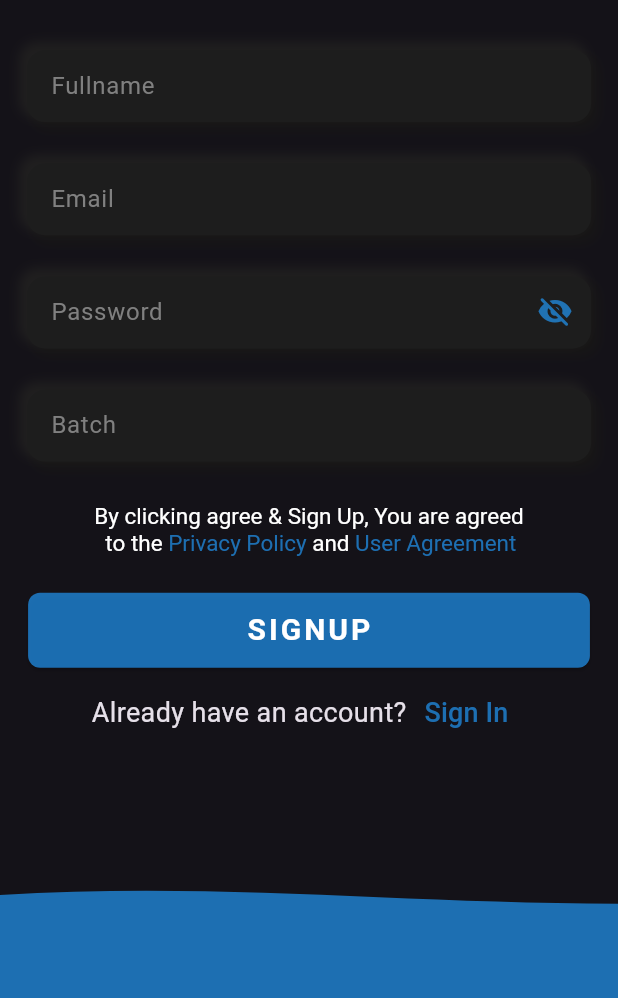
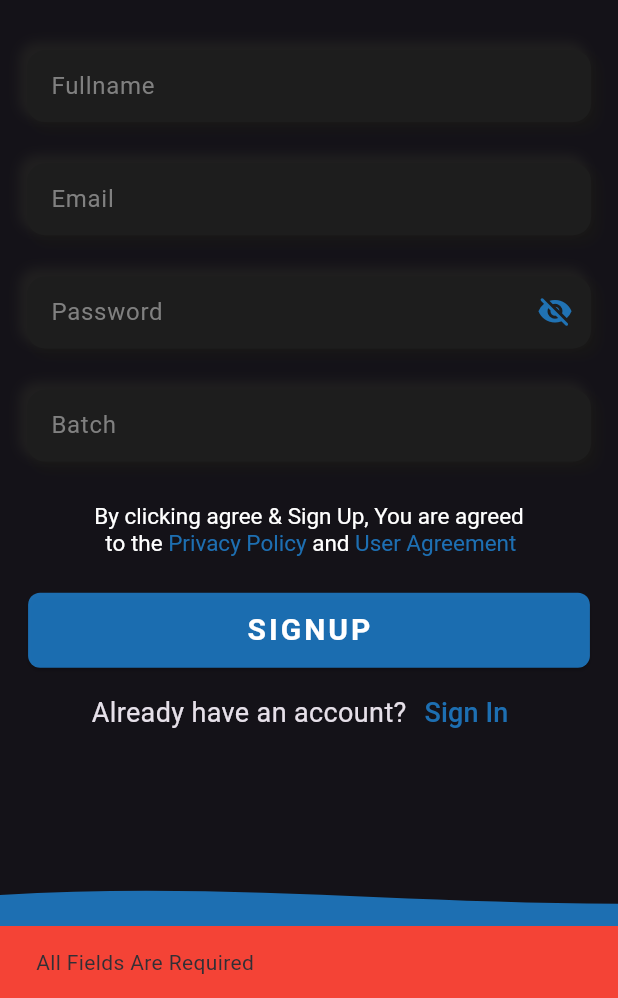
Before and after one commit to BCK63/Bro-Speak, a Flutter app: the SignUpScreen screen opened directly, after a tap on "SIGNUP", on a phone screen of 412 x 824 dp, the part 238-1236 px from its top. Run offline on Flutter 3.47's test engine with Material 2 defaults, Android fonts, the phone set to English and light mode, and no system bars; our stand-ins replace bloc, dio, email_validator, equatable, flutter_bloc, flutter_inset_box_shadow and 2 more; accounts and stored records are empty.

Commit message:
login connected to bloc

```diff
--- a/lib/application/bloc/auth_bloc.dart
+++ b/lib/application/bloc/auth_bloc.dart
@@ -2,16 +2,22 @@ import 'dart:async';
 import 'package:bloc/bloc.dart';
 import 'package:bro_speak/application/repository/auth_repo.dart';
 import 'package:equatable/equatable.dart';
+import 'package:flutter_secure_storage/flutter_secure_storage.dart';
 part 'auth_event.dart';
 part 'auth_state.dart';
 
 class AuthBloc extends Bloc<AuthEvent, AuthState> {
   AuthRepository repo;
+  FlutterSecureStorage storage = const FlutterSecureStorage();
+  bool? isAuthenticate;
+  String? access_token;
   AuthBloc(this.repo) : super(AuthInitial()) {
     on<AuthInitialEvent>(authInitialEvent);
     on<SignUpButtonPressedEvent>(signUpButtonPressedEvent);
-
     on<LogInButtonPressedEvent>(logInButtonPressedEvent);
+    on<UserLoginEvent>(userLoginEvent);
+    on<UserLogoutEvent>(userLogoutEvent);
+    checkAccessToken();
   }
 
   FutureOr<void> authInitialEvent(
@@ -45,10 +51,34 @@ class AuthBloc extends Bloc<AuthEvent, AuthState> {
     if (response == "success") {
       emit(LogInSuccessState());
       emit(LogInSuccessActionState());
-    } else if (response == "User not found") {
+    } else if (response ==
+        "The request returned an invalid status code of 404.") {
       emit(LogInErrorState());
-    } else if (response == "Invalid email or password") {
-      emit(LogInErrorState());
+    } else if (response ==
+        "The request returned an invalid status code of 401.") {
+      emit(LoginErrorActionState());
+    }
+  }
+
+  FutureOr<void> userLoginEvent(
+      UserLoginEvent event, Emitter<AuthState> emit) async {
+    isAuthenticate = true;
+    access_token = await storage.read(key: "access_token");
+  }
+
+  FutureOr<void> userLogoutEvent(
+      UserLogoutEvent event, Emitter<AuthState> emit) async {
+    isAuthenticate = false;
+    storage.delete(key: "access_token");
+    access_token = null;
+  }
+
+  Future<void> checkAccessToken() async {
+    access_token = await storage.read(key: "access_token");
+    if (access_token != null) {
+      emit(UserAuthenticated());
+    } else {
+      emit(UserUnAuthenticated());
     }
   }
 }
--- a/lib/application/bloc/auth_event.dart
+++ b/lib/application/bloc/auth_event.dart
@@ -25,3 +25,7 @@ class LogInButtonPressedEvent extends AuthEvent {
 
   const LogInButtonPressedEvent(this.email, this.password);
 }
+
+class UserLoginEvent extends AuthEvent {}
+
+class UserLogoutEvent extends AuthEvent {}
--- a/lib/application/bloc/auth_state.dart
+++ b/lib/application/bloc/auth_state.dart
@@ -31,4 +31,10 @@ class LogInSuccessActionState extends AuthActionState {}
 
 class LogInErrorState extends AuthActionState {}
 
+class LoginErrorActionState extends AuthActionState {}
+
 class AuthErrorActionState extends AuthActionState {}
+
+class UserAuthenticated extends AuthState {}
+
+class UserUnAuthenticated extends AuthState {}
--- a/lib/application/repository/auth_repo.dart
+++ b/lib/application/repository/auth_repo.dart
@@ -29,7 +29,7 @@ class AuthRepository {
     return null;
   }
 
-  Future<String> logInServices(String email, String password) async {
+  Future<String?> logInServices(String email, String password) async {
     FlutterSecureStorage storage = const FlutterSecureStorage();
     log("entering here");
     try {
@@ -50,13 +50,14 @@ class AuthRepository {
       } else if (response.statusCode == 404) {
         return "User not found";
       } else if (response.statusCode == 401) {
+        log("entering in wrror log", name: "Invalid username");
         return "Invalid email or password";
       }
     } on DioException catch (e) {
       log(e.message.toString());
 
-      return "Error";
+      return e.message!;
     }
-    return "";
+    return null;
   }
 }
--- a/lib/main.dart
+++ b/lib/main.dart
@@ -1,6 +1,6 @@
 import 'package:bro_speak/application/bloc/auth_bloc.dart';
 import 'package:bro_speak/application/repository/auth_repo.dart';
-import 'package:bro_speak/presentation/home/home.dart';
+import 'package:bro_speak/presentation/home/home_screen.dart';
 import 'package:bro_speak/presentation/splash_screen/splash_screen.dart';
 import 'package:flutter/material.dart';
 import 'package:flutter_bloc/flutter_bloc.dart';
@@ -29,7 +29,7 @@ class MyApp extends StatelessWidget {
           initialRoute: "/",
           routes: {
             "/": (context) => const SplashScreen(),
-            "home": (context) => const HomePage()
+            "/home": (context) => const HomeScreen()
           },
           title: 'Flutter Demo',
           theme: ThemeData.dark(
--- a/lib/presentation/auth/login.dart
+++ b/lib/presentation/auth/login.dart
@@ -1,5 +1,4 @@
 import 'dart:async';
-import 'package:bro_speak/application/repository/auth_repo.dart';
 import 'package:bro_speak/core/button_style.dart';
 import 'package:bro_speak/core/colors.dart';
 import 'package:bro_speak/core/size.dart';
@@ -7,6 +6,9 @@ import 'package:bro_speak/presentation/auth/signup.dart';
 import 'package:bro_speak/presentation/auth/widget/widgets.dart';
 import 'package:bro_speak/presentation/widgets/widgets.dart';
 import 'package:flutter/material.dart' hide BoxDecoration, BoxShadow;
+import 'package:flutter_bloc/flutter_bloc.dart';
+
+import '../../application/bloc/auth_bloc.dart';
 
 class LoginScreen extends StatefulWidget {
   const LoginScreen({super.key});
@@ -17,6 +19,7 @@ class LoginScreen extends StatefulWidget {
 
 class _LoginScreenState extends State<LoginScreen>
     with TickerProviderStateMixin {
+  AuthBloc? authBloc;
   TextEditingController emailController = TextEditingController();
   TextEditingController passwordController = TextEditingController();
   bool isPasswordVisibility = false;
@@ -34,6 +37,7 @@ class _LoginScreenState extends State<LoginScreen>
   @override
   void initState() {
     super.initState();
+    authBloc = BlocProvider.of<AuthBloc>(context);
     controller1 = AnimationController(
         vsync: this, duration: const Duration(milliseconds: 1500));
     animation1 = Tween<double>(begin: 1.9, end: 2.1)
@@ -127,7 +131,22 @@ class _LoginScreenState extends State<LoginScreen>
       appBar: AppBar(
         backgroundColor: Colors.transparent,
       ),
-      body: Column(
+      body: BlocListener<AuthBloc, AuthState>(
+        listenWhen: (previous, current) =>
+            current is AuthActionState || current is AuthState,
+        listener: (context, state) {
+          if (state is LogInSuccessState) {
+            Navigator.pushReplacementNamed(context, "/home");
+          } else if (state is LogInErrorState) {
+            ScaffoldMessenger.of(context).showSnackBar(const SnackBar(
+                backgroundColor: Colors.red, content: Text("User not found!")));
+          } else if (state is LoginErrorActionState) {
+            ScaffoldMessenger.of(context).showSnackBar(const SnackBar(
+                backgroundColor: Colors.red,
+                content: Text("Invalid email or password!")));
+          }
+        },
+        child: Column(
           mainAxisAlignment: MainAxisAlignment.spaceBetween,
           children: [
             const SizedBox(
@@ -175,7 +194,8 @@ class _LoginScreenState extends State<LoginScreen>
                                 ));
                           },
                           style: const ButtonStyle(
-                            padding: MaterialStatePropertyAll(EdgeInsets.zero),
+                              padding:
+                                  MaterialStatePropertyAll(EdgeInsets.zero),
                               elevation: MaterialStatePropertyAll(5.0)),
                           child: Text(
                             "Forgot Password",
@@ -186,20 +206,24 @@ class _LoginScreenState extends State<LoginScreen>
                       ],
                     ),
                     kHeight(h / 30),
-                  SizedBox(
+                    BlocBuilder<AuthBloc, AuthState>(
+                      builder: (context, state) {
+                        if (state is LogInLoadingState) {
+                          return const CircularProgressIndicator();
+                        } else {
+                          return SizedBox(
                             width: 360,
                             height: 50,
                             child: ElevatedButton(
                               onPressed: () {
-                        AuthRepository().logInServices(
+                                authBloc!.add(LogInButtonPressedEvent(
                                     emailController.text.trim(),
-                            passwordController.text.trim());
+                                    passwordController.text.trim()));
                               },
                               style: ElevatedButton.styleFrom(
                                 backgroundColor: authPagesBlueColor,
                                 shape: RoundedRectangleBorder(
-                          borderRadius: BorderRadius.circular(
-                              8.0), // Set border radius as desired
+                                  borderRadius: BorderRadius.circular(8.0),
                                 ),
                               ),
                               child: Text(
@@ -210,6 +234,9 @@ class _LoginScreenState extends State<LoginScreen>
                                     color: Colors.white),
                               ),
                             ),
+                          );
+                        }
+                      },
                     ),
                     kHeight(h / 30),
                     Row(
@@ -251,6 +278,7 @@ class _LoginScreenState extends State<LoginScreen>
             ),
           ],
         ),
+      ),
     );
   }
 }
--- a/lib/presentation/auth/signup.dart
+++ b/lib/presentation/auth/signup.dart
@@ -1,6 +1,5 @@
 import 'dart:async';
 import 'package:bro_speak/application/bloc/auth_bloc.dart';
-import 'package:bro_speak/application/repository/auth_repo.dart';
 import 'package:bro_speak/core/button_style.dart';
 import 'package:bro_speak/core/colors.dart';
 import 'package:bro_speak/core/size.dart';
@@ -251,48 +250,45 @@ class _SignupScreenState extends State<SignUpScreen>
                             } else {
                               return ElevatedButton(
                                 onPressed: () {
-                                  // bool? emailStatus;
-                                  // if (emailController.text.isNotEmpty) {
-                                  //   emailStatus =
-                                  //       emailValidation(emailController.text);
-                                  // }
+                                  bool? emailStatus;
+                                  if (emailController.text.isNotEmpty) {
+                                    emailStatus =
+                                        emailValidation(emailController.text);
+                                  }
 
-                                  // if (fullNameController.text.isNotEmpty &&
-                                  //     emailController.text.isNotEmpty &&
-                                  //     passwordController.text.isNotEmpty &&
-                                  //     batchController.text.isNotEmpty &&
-                                  //     emailStatus! &&
-                                  //     passwordController.text.length >= 6) {
-                                  //   authBloc.add(SignUpButtonPressedEvent(
-                                  //       fullNameController.text,
-                                  //       batchController.text,
-                                  //       emailController.text,
-                                  //       passwordController.text));
-                                  // } else if (emailStatus != null &&
-                                  //     !emailStatus) {
-                                  //   ScaffoldMessenger.of(context).showSnackBar(
-                                  //       const SnackBar(
-                                  //           backgroundColor: Colors.red,
-                                  //           content: Text(
-                                  //               "Please provide a valid email address.")));
-                                  // } else if (passwordController
-                                  //         .text.isNotEmpty &&
-                                  //     passwordController.text.length < 6) {
-                                  //   ScaffoldMessenger.of(context).showSnackBar(
-                                  //       const SnackBar(
-                                  //           backgroundColor: Colors.red,
-                                  //           content: Text(
-                                  //               "Password Minimum length of 6 characters")));
-                                  // } else {
-                                  //   ScaffoldMessenger.of(context).showSnackBar(
-                                  //       const SnackBar(
-                                  //           backgroundColor: Colors.red,
-                                  //           content: Text(
-                                  //               "All Fields Are Required")));
-                                  // }
-                                  AuthRepository().logInServices(
-                                      emailController.text.trim(),
-                                      passwordController.text.trim());
+                                  if (fullNameController.text.isNotEmpty &&
+                                      emailController.text.isNotEmpty &&
+                                      passwordController.text.isNotEmpty &&
+                                      batchController.text.isNotEmpty &&
+                                      emailStatus! &&
+                                      passwordController.text.length >= 6) {
+                                    authBloc.add(SignUpButtonPressedEvent(
+                                        fullNameController.text,
+                                        batchController.text,
+                                        emailController.text,
+                                        passwordController.text));
+                                  } else if (emailStatus != null &&
+                                      !emailStatus) {
+                                    ScaffoldMessenger.of(context).showSnackBar(
+                                        const SnackBar(
+                                            backgroundColor: Colors.red,
+                                            content: Text(
+                                                "Please provide a valid email address.")));
+                                  } else if (passwordController
+                                          .text.isNotEmpty &&
+                                      passwordController.text.length < 6) {
+                                    ScaffoldMessenger.of(context).showSnackBar(
+                                        const SnackBar(
+                                            backgroundColor: Colors.red,
+                                            content: Text(
+                                                "Password Minimum length of 6 characters")));
+                                  } else {
+                                    ScaffoldMessenger.of(context).showSnackBar(
+                                        const SnackBar(
+                                            backgroundColor: Colors.red,
+                                            content: Text(
+                                                "All Fields Are Required")));
+                                  }
                                 },
                                 style: ElevatedButton.styleFrom(
                                   backgroundColor: authPagesBlueColor,
```
Also changed, not shown: lib/presentation/home/home.dart (deleted, +0 -10 lines), lib/presentation/home/home_screen.dart (added, +14 -0 lines), lib/presentation/splash_screen/splash_screen.dart (+7 -3 lines). Lines whose indentation alone changed are shown as unchanged.
